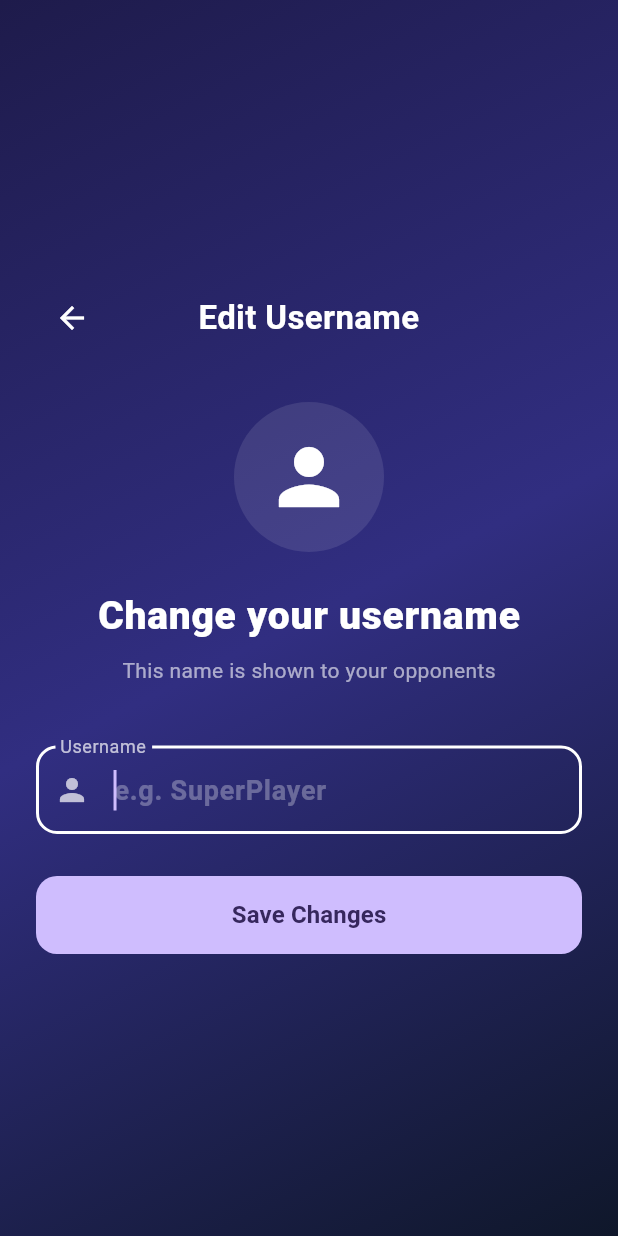
After one commit to shahidkvmdam/tic-tac-toe, a Flutter app: the UsernameScreen screen opened directly, on a phone screen of 412 x 824 dp. The commit adds this screen. Run offline on Flutter 3.47's test engine with Material 3 defaults, Android fonts, the phone set to English and light mode, and no system bars; our stand-ins replace cloud_firestore, firebase_auth, firebase_core, google_sign_in; accounts and stored records are empty.

Commit message:
Add username setup and edit feature

```diff
--- a/lib/main.dart
+++ b/lib/main.dart
@@ -4,6 +4,7 @@ import 'package:provider/provider.dart';
 import 'services/auth_service.dart';
 import 'screens/login_screen.dart';
 import 'screens/home_screen.dart';
+import 'screens/username_screen.dart';
 
 void main() async {
   WidgetsFlutterBinding.ensureInitialized();
@@ -58,7 +59,9 @@ class _AuthWrapperState extends State<AuthWrapper> {
   Widget build(BuildContext context) {
     return Consumer<AuthService>(
       builder: (context, authService, child) {
-        if (authService.isLoggedIn) {
+        if (authService.isLoggedIn && !authService.hasUsername) {
+          return const UsernameScreen();
+        } else if (authService.isLoggedIn) {
           return const HomeScreen();
         } else {
           return const LoginScreen();
--- a/lib/screens/home_screen.dart
+++ b/lib/screens/home_screen.dart
@@ -2,13 +2,14 @@ import 'package:flutter/material.dart';
 import 'package:provider/provider.dart';
 import '../services/auth_service.dart';
 import 'lobby_screen.dart';
+import 'username_screen.dart';
 
 class HomeScreen extends StatelessWidget {
   const HomeScreen({super.key});
 
   @override
   Widget build(BuildContext context) {
-    final authService = Provider.of<AuthService>(context, listen: false);
+    final authService = Provider.of<AuthService>(context);
     final displayName = authService.currentUser?.displayName ??
         authService.currentUser?.phoneNumber ??
         'Player';
@@ -78,6 +79,22 @@ class HomeScreen extends StatelessWidget {
                       },
                     ),
                     const SizedBox(height: 40),
+                    OutlinedButton.icon(
+                      onPressed: () {
+                        Navigator.of(context).push(MaterialPageRoute(
+                          builder: (_) =>
+                              const UsernameScreen(isEditing: true),
+                        ));
+                      },
+                      icon: const Icon(Icons.edit, color: Colors.white),
+                      label: const Text('Edit Username',
+                          style: TextStyle(color: Colors.white)),
+                      style: OutlinedButton.styleFrom(
+                        side: BorderSide(
+                            color: Colors.white.withValues(alpha: 0.3)),
+                      ),
+                    ),
+                    const SizedBox(height: 12),
                     OutlinedButton.icon(
                       onPressed: () async {
                         await authService.logout();
--- /dev/null
+++ b/lib/screens/username_screen.dart
@@ -0,0 +1,241 @@
+import 'package:flutter/material.dart';
+import 'package:provider/provider.dart';
+import '../services/auth_service.dart';
+
+class UsernameScreen extends StatefulWidget {
+  final bool isEditing;
+  const UsernameScreen({super.key, this.isEditing = false});
+
+  @override
+  State<UsernameScreen> createState() => _UsernameScreenState();
+}
+
+class _UsernameScreenState extends State<UsernameScreen> {
+  final _controller = TextEditingController();
+  final _formKey = GlobalKey<FormState>();
+  bool _isLoading = false;
+
+  @override
+  void initState() {
+    super.initState();
+    if (widget.isEditing) {
+      final authService = Provider.of<AuthService>(context, listen: false);
+      _controller.text = authService.currentUser?.displayName ?? '';
+    }
+  }
+
+  Future<void> _save() async {
+    if (!_formKey.currentState!.validate()) return;
+    setState(() => _isLoading = true);
+
+    final authService = Provider.of<AuthService>(context, listen: false);
+    final result = await authService.updateDisplayName(_controller.text.trim());
+
+    if (!mounted) return;
+    setState(() => _isLoading = false);
+
+    if (result['success'] == true) {
+      if (widget.isEditing) {
+        ScaffoldMessenger.of(context).showSnackBar(
+          const SnackBar(content: Text('Username updated!')),
+        );
+        Navigator.of(context).pop();
+      }
+      // If not editing (first time), AuthWrapper rebuilds and routes to HomeScreen
+    } else {
+      ScaffoldMessenger.of(context).showSnackBar(
+        SnackBar(content: Text(result['error'] ?? 'Failed to save username')),
+      );
+    }
+  }
+
+  @override
+  void dispose() {
+    _controller.dispose();
+    super.dispose();
+  }
+
+  @override
+  Widget build(BuildContext context) {
+    return Scaffold(
+      body: Container(
+        width: double.infinity,
+        decoration: const BoxDecoration(
+          gradient: LinearGradient(
+            begin: Alignment.topLeft,
+            end: Alignment.bottomRight,
+            colors: [
+              Color(0xFF1E1B4B),
+              Color(0xFF312E81),
+              Color(0xFF0F172A),
+            ],
+          ),
+        ),
+        child: SafeArea(
+          child: Center(
+            child: SingleChildScrollView(
+              padding: const EdgeInsets.all(24),
+              child: ConstrainedBox(
+                constraints: const BoxConstraints(maxWidth: 420),
+                child: Column(
+                  mainAxisAlignment: MainAxisAlignment.center,
+                  children: [
+                    if (widget.isEditing) ...[
+                      Row(
+                        children: [
+                          IconButton(
+                            icon: const Icon(Icons.arrow_back,
+                                color: Colors.white),
+                            onPressed: () => Navigator.of(context).pop(),
+                          ),
+                          const Expanded(
+                            child: Text(
+                              'Edit Username',
+                              textAlign: TextAlign.center,
+                              style: TextStyle(
+                                fontSize: 22,
+                                fontWeight: FontWeight.bold,
+                                color: Colors.white,
+                              ),
+                            ),
+                          ),
+                          const SizedBox(width: 48),
+                        ],
+                      ),
+                      const SizedBox(height: 32),
+                    ],
+                    Container(
+                      padding: const EdgeInsets.all(20),
+                      decoration: BoxDecoration(
+                        color: Colors.white.withValues(alpha: 0.1),
+                        shape: BoxShape.circle,
+                      ),
+                      child: const Icon(
+                        Icons.person,
+                        size: 60,
+                        color: Colors.white,
+                      ),
+                    ),
+                    const SizedBox(height: 24),
+                    Text(
+                      widget.isEditing ? 'Change your username' : 'Set your username',
+                      style: const TextStyle(
+                        fontSize: 26,
+                        fontWeight: FontWeight.w900,
+                        color: Colors.white,
+                        letterSpacing: 0.5,
+                      ),
+                    ),
+                    const SizedBox(height: 8),
+                    Text(
+                      widget.isEditing
+                          ? 'This name is shown to your opponents'
+                          : 'This is how opponents will see you',
+                      style: TextStyle(
+                        color: Colors.white.withValues(alpha: 0.6),
+                        fontSize: 14,
+                      ),
+                    ),
+                    const SizedBox(height: 40),
+                    Form(
+                      key: _formKey,
+                      child: TextFormField(
+                        controller: _controller,
+                        autofocus: true,
+                        textCapitalization: TextCapitalization.words,
+                        style: const TextStyle(
+                          color: Colors.white,
+                          fontSize: 18,
+                          fontWeight: FontWeight.w600,
+                        ),
+                        decoration: InputDecoration(
+                          labelText: 'Username',
+                          hintText: 'e.g. SuperPlayer',
+                          prefixIcon:
+                              const Icon(Icons.person, color: Colors.white70),
+                          labelStyle:
+                              const TextStyle(color: Colors.white70),
+                          hintStyle:
+                              TextStyle(color: Colors.white.withValues(alpha: 0.3)),
+                          border: OutlineInputBorder(
+                            borderRadius: BorderRadius.circular(14),
+                            borderSide:
+                                const BorderSide(color: Colors.white38),
+                          ),
+                          enabledBorder: OutlineInputBorder(
+                            borderRadius: BorderRadius.circular(14),
+                            borderSide:
+                                const BorderSide(color: Colors.white38),
+                          ),
+                          focusedBorder: OutlineInputBorder(
+                            borderRadius: BorderRadius.circular(14),
+                            borderSide:
+                                const BorderSide(color: Colors.white, width: 2),
+                          ),
+                          errorBorder: OutlineInputBorder(
+                            borderRadius: BorderRadius.circular(14),
+                            borderSide: const BorderSide(
+                                color: Color(0xFFF87171)),
+                          ),
+                          focusedErrorBorder: OutlineInputBorder(
+                            borderRadius: BorderRadius.circular(14),
+                            borderSide: const BorderSide(
+                                color: Color(0xFFF87171), width: 2),
+                          ),
+                        ),
+                        validator: (value) {
+                          if (value == null || value.trim().isEmpty) {
+                            return 'Please enter a username';
+                          }
+                          if (value.trim().length < 2) {
+                            return 'Username must be at least 2 characters';
+                          }
+                          if (value.trim().length > 20) {
+                            return 'Username must be 20 characters or less';
+                          }
+                          if (!RegExp(r'^[a-zA-Z0-9_ ]+$')
+                              .hasMatch(value.trim())) {
+                            return 'Only letters, numbers, spaces and _ allowed';
+                          }
+                          return null;
+                        },
+                      ),
+                    ),
+                    const SizedBox(height: 28),
+                    SizedBox(
+                      width: double.infinity,
+                      height: 52,
+                      child: FilledButton(
+                        onPressed: _isLoading ? null : _save,
+                        style: FilledButton.styleFrom(
+                          shape: RoundedRectangleBorder(
+                            borderRadius: BorderRadius.circular(14),
+                          ),
+                        ),
+                        child: _isLoading
+                            ? const SizedBox(
+                                height: 22,
+                                width: 22,
+                                child: CircularProgressIndicator(
+                                  color: Colors.white,
+                                  strokeWidth: 2.5,
+                                ),
+                              )
+                            : Text(
+                                widget.isEditing ? 'Save Changes' : 'Continue',
+                                style: const TextStyle(
+                                    fontSize: 16,
+                                    fontWeight: FontWeight.bold),
+                              ),
+                      ),
+                    ),
+                  ],
+                ),
+              ),
+            ),
+          ),
+        ),
+      ),
+    );
+  }
+}
--- a/lib/services/auth_service.dart
+++ b/lib/services/auth_service.dart
@@ -13,6 +13,9 @@ class AuthService with ChangeNotifier {
 
   firebase_auth.User? get currentUser => _currentUser;
   bool get isLoggedIn => _currentUser != null;
+  bool get hasUsername =>
+      _currentUser?.displayName != null &&
+      _currentUser!.displayName!.trim().isNotEmpty;
   String? get currentPhoneNumber => _phoneNumber;
 
   // Initialize and check if user is already logged in
@@ -113,6 +116,20 @@ class AuthService with ChangeNotifier {
     }
   }
 
+  // Update display name
+  Future<Map<String, dynamic>> updateDisplayName(String name) async {
+    try {
+      await _auth.currentUser?.updateDisplayName(name.trim());
+      await _auth.currentUser?.reload();
+      _currentUser = _auth.currentUser;
+      notifyListeners();
+      return {'success': true};
+    } catch (e) {
+      debugPrint('Error updating display name: $e');
+      return {'success': false, 'error': e.toString()};
+    }
+  }
+
   // Logout
   Future<void> logout() async {
     await _auth.signOut();
```
